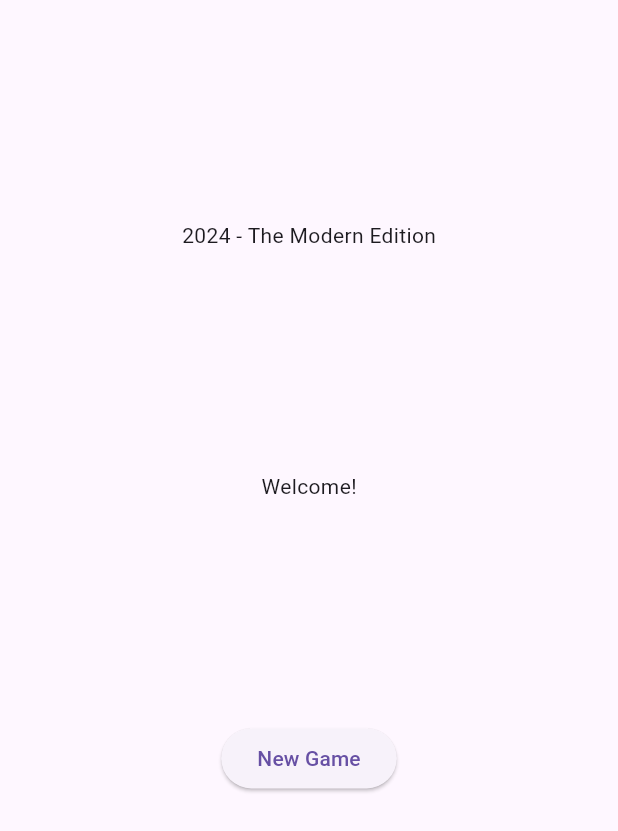
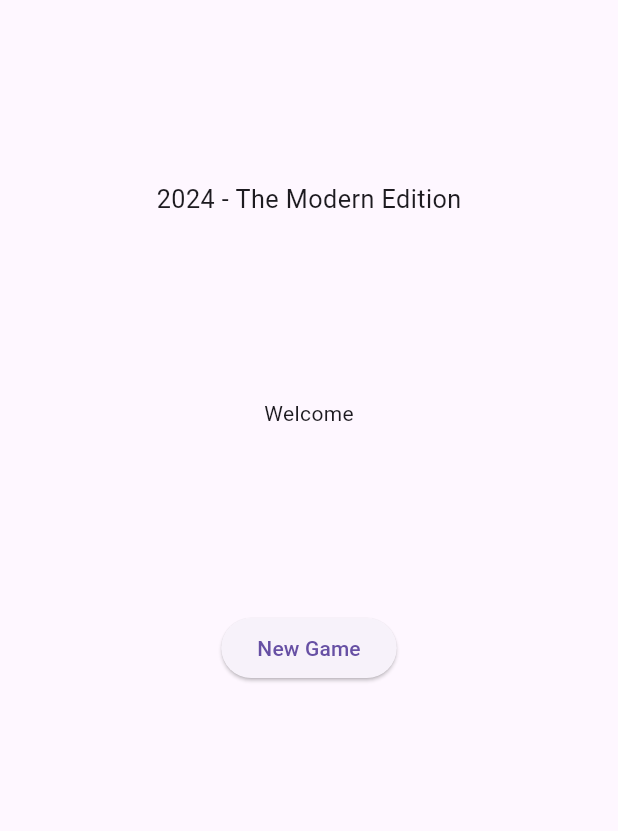
Before and after one commit to 0353497/2048_skills_w29, a Flutter app: the screen it shows after launch, on a phone screen of 412 x 824 dp. Shown: the top 831 px of the screen. Run offline on Flutter 3.47's test engine with Material 3 defaults, Android fonts, the phone set to English and light mode, and no system bars; our stand-ins replace shared_preferences.

Commit message:
Implement score display and game state persistence features

```diff
--- a/lib/homepage.dart
+++ b/lib/homepage.dart
@@ -1,27 +1,62 @@
 import 'package:flutter/material.dart';
 import 'package:the_modern_edition_2048/game.dart';
+import 'package:shared_preferences/shared_preferences.dart';
 
-class Homepage extends StatelessWidget {
+class Homepage extends StatefulWidget {
   const Homepage({super.key});
+
+  @override
+  State<Homepage> createState() => _HomepageState();
+}
+
+class _HomepageState extends State<Homepage> {
+
+  @override
+  void initState() {
+    super.initState();
+    setup();
+  }
+
+  Future<void> setup() async {
+     prefs = await SharedPreferences.getInstance();
+  }
+  late SharedPreferences prefs;
 
   @override
   Widget build(BuildContext context) {
     return Scaffold(
       body: SafeArea(
-        child: Column(
+        child: FutureBuilder(
+          future: setup(),
+          builder: (context, asyncSnapshot) {
+            if (asyncSnapshot.connectionState == ConnectionState.waiting) return Center(child: CircularProgressIndicator(),);
+            return Column(
               crossAxisAlignment: CrossAxisAlignment.center,
               mainAxisAlignment: MainAxisAlignment.spaceEvenly,
               children: [
-            Text("2024 - The Modern Edition"),
-            Text("Welcome!"),
+                AnimatedScale(
+                  duration: Duration(seconds: 1),
+                  scale: 1.2,
+                  child: Text("2024 - The Modern Edition"),
+                  ),
+                (prefs.getInt('highScore') != null) ? Text("Welcome back") : Text("Welcome"),
                 ElevatedButton(
                 onPressed: () {
                   Navigator.push(context, MaterialPageRoute(builder: (_) => GamePage()));
                 },
                 child: Text("New Game"),
                 ),
+                (prefs.getString("lastGame") != null) ?
+                ElevatedButton(
+                onPressed: (){
+                  Navigator.push(context, MaterialPageRoute(builder: (_) => GamePage(isLastGame: true,)));
+                },
+                child: Text("Resume game")
+                ) : SizedBox(),
                 Row(),
               ],
+            );
+          }
         )
         ),
     );
```
Also changed, not shown: lib/components/game_over_dialog.dart (added, +74 -0 lines), lib/components/score_container.dart (+18 -0 lines), lib/game.dart (+78 -9 lines). Lines whose indentation alone changed are shown as unchanged.
